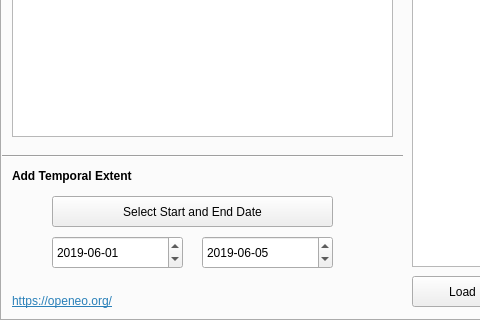
Before: the Qt Designer form openeo_connector_dialog_base.ui in Open-EO/openeo-qgis-plugin, drawn with Qt 5; both pictures show x 0 to 480 and y 630 to 950 of the 850 by 950 pixel window.
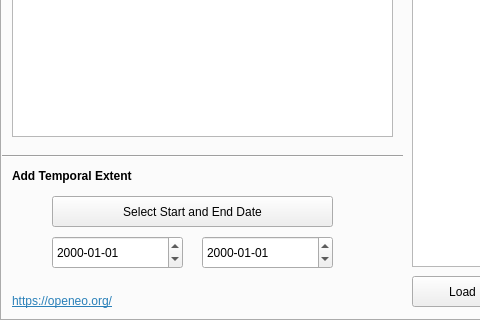
After: the same form once the commit is applied. Icons and pictures are not drawn.

Commit message: QDateTimeEdit set to current date by default

```diff
--- a/openeo_connector_dialog_base.ui
+++ b/openeo_connector_dialog_base.ui
@@ -524,13 +524,6 @@
      <property name="readOnly">
       <bool>false</bool>
      </property>
-     <property name="date">
-      <date>
-       <year>2019</year>
-       <month>6</month>
-       <day>1</day>
-      </date>
-     </property>
      <property name="displayFormat">
       <string>yyyy-MM-dd</string>
      </property>
@@ -544,13 +537,6 @@
        <height>33</height>
       </rect>
      </property>
-     <property name="date">
-      <date>
-       <year>2019</year>
-       <month>6</month>
-       <day>5</day>
-      </date>
-     </property>
      <property name="displayFormat">
       <string>yyyy-MM-dd</string>
      </property>
```
The commit also changes 1 other file.
